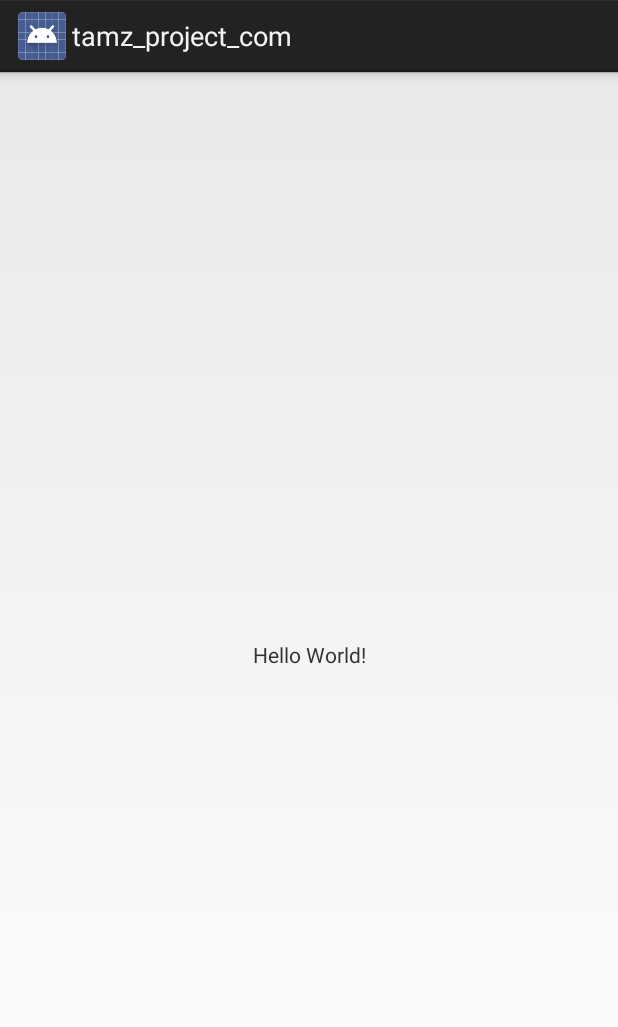
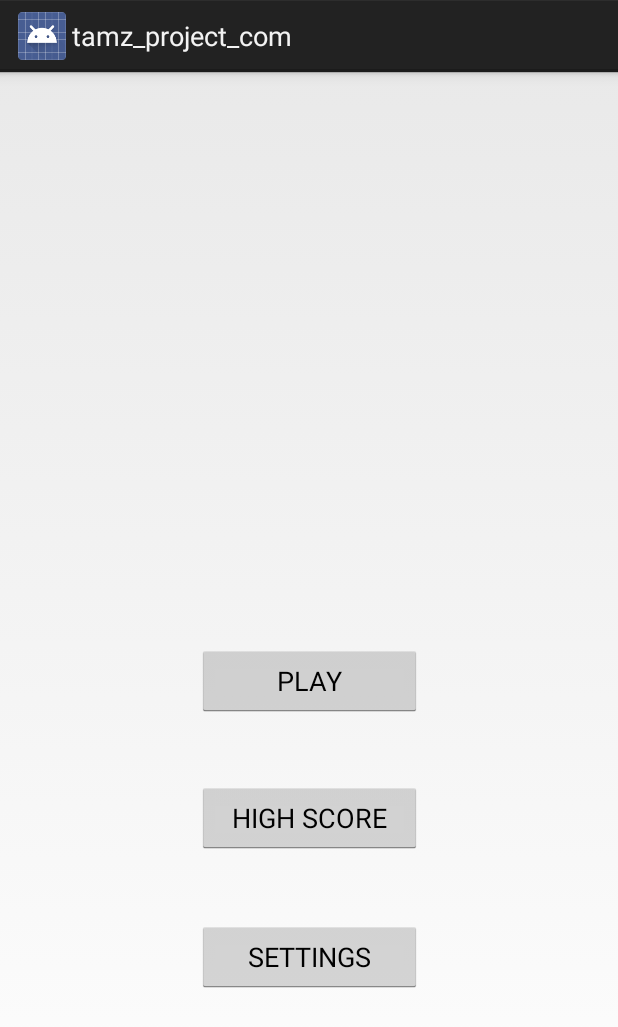
Before and after one commit to tomzv/tamz_project_com, an Android app: the screen it shows after launch (MainActivity), on a phone screen of 412 x 824 dp. Shown: the top 1027 px of the screen. Run offline under Robolectric (Android 15) with nearby library versions, the phone set to English and light mode, and no system bars.

Commit message:
Added several buttons and added functionality to the play button. Very rough estimate as to how the UI is going to look like.

```diff
--- a/app/src/main/AndroidManifest.xml
+++ b/app/src/main/AndroidManifest.xml
@@ -16,6 +16,7 @@
                 <category android:name="android.intent.category.LAUNCHER" />
             </intent-filter>
         </activity>
+        <activity android:name=".PlayActivity"></activity>
     </application>
 
 </manifest>
--- a/app/src/main/java/com/example/tomaszvolanek/tamz_project_com/MainActivity.java
+++ b/app/src/main/java/com/example/tomaszvolanek/tamz_project_com/MainActivity.java
@@ -1,13 +1,54 @@
 package com.example.tomaszvolanek.tamz_project_com;
 
 import android.app.Activity;
+import android.content.Intent;
+import android.content.pm.PackageInfo;
+import android.net.Uri;
 import android.os.Bundle;
+import android.view.MotionEvent;
+import android.view.View;
+import android.widget.Button;
+import android.widget.ImageView;
 
 public class MainActivity extends Activity {
+
+    private Button settingsButton;
+    private Button highScoreButton;
+    private Button playButton;
 
     @Override
     protected void onCreate(Bundle savedInstanceState) {
         super.onCreate(savedInstanceState);
         setContentView(R.layout.activity_main);
+
+        playButton = findViewById(R.id.button);
+        highScoreButton = findViewById(R.id.button2);
+        settingsButton = findViewById(R.id.button3);
+
+        playButton.setText("PLAY");
+
+        highScoreButton.setText("HIGH SCORE");
+
+        settingsButton.setText("SETTINGS");
+
+        playButton.setOnTouchListener(playTouchListener);
     }
+
+    Button.OnTouchListener playTouchListener = new Button.OnTouchListener() {
+        @Override
+        public boolean onTouch(View v, MotionEvent event) {
+            switch(event.getAction())
+            {
+                case MotionEvent.ACTION_DOWN:
+                {
+                    Intent intent = new Intent(getApplicationContext(), PlayActivity.class);
+                    startActivity(intent);
+                    break;
+                }
+
+            }
+            return false;
+        }
+    };
+
 }
--- /dev/null
+++ b/app/src/main/java/com/example/tomaszvolanek/tamz_project_com/PlayActivity.java
@@ -0,0 +1,13 @@
+package com.example.tomaszvolanek.tamz_project_com;
+
+import android.app.Activity;
+import android.os.Bundle;
+
+public class PlayActivity extends Activity {
+
+    @Override
+    protected void onCreate(Bundle savedInstanceState) {
+        super.onCreate(savedInstanceState);
+        setContentView(R.layout.activity_play);
+    }
+}
--- a/app/src/main/res/layout/activity_main.xml
+++ b/app/src/main/res/layout/activity_main.xml
@@ -6,13 +6,56 @@
     android:layout_height="match_parent"
     tools:context=".MainActivity">
 
-    <TextView
-        android:layout_width="wrap_content"
+    <Button
+        android:id="@+id/button"
+        android:layout_width="150dp"
         android:layout_height="wrap_content"
-        android:text="Hello World!"
+        android:layout_marginStart="8dp"
+        android:layout_marginLeft="8dp"
+        android:layout_marginTop="8dp"
+        android:layout_marginEnd="8dp"
+        android:layout_marginRight="8dp"
+        android:layout_marginBottom="8dp"
+        android:text="Button"
         app:layout_constraintBottom_toBottomOf="parent"
-        app:layout_constraintLeft_toLeftOf="parent"
-        app:layout_constraintRight_toRightOf="parent"
-        app:layout_constraintTop_toTopOf="parent" />
+        app:layout_constraintEnd_toEndOf="parent"
+        app:layout_constraintStart_toStartOf="parent"
+        app:layout_constraintTop_toTopOf="parent"
+        app:layout_constraintVertical_bias="0.525" />
 
+    <Button
+        android:id="@+id/button2"
+        android:layout_width="150dp"
+        android:layout_height="wrap_content"
+        android:layout_marginStart="8dp"
+        android:layout_marginLeft="8dp"
+        android:layout_marginTop="8dp"
+        android:layout_marginEnd="8dp"
+        android:layout_marginRight="8dp"
+        android:layout_marginBottom="8dp"
+        android:text="Button"
+        app:layout_constraintBottom_toBottomOf="parent"
+        app:layout_constraintEnd_toEndOf="parent"
+        app:layout_constraintStart_toStartOf="parent"
+        app:layout_constraintTop_toTopOf="parent"
+        app:layout_constraintVertical_bias="0.654" />
+
+    <Button
+        android:id="@+id/button3"
+        android:layout_width="150dp"
+        android:layout_height="wrap_content"
+        android:layout_marginStart="8dp"
+        android:layout_marginLeft="8dp"
+        android:layout_marginTop="8dp"
+        android:layout_marginEnd="8dp"
+        android:layout_marginRight="8dp"
+        android:layout_marginBottom="8dp"
+        android:text="Button"
+        app:layout_constraintBottom_toBottomOf="parent"
+        app:layout_constraintEnd_toEndOf="parent"
+        app:layout_constraintHorizontal_bias="0.501"
+        app:layout_constraintStart_toStartOf="parent"
+        app:layout_constraintTop_toTopOf="parent"
+        app:layout_constraintVertical_bias="0.784"
+        tools:layout_height="wrap_content" />
 </android.support.constraint.ConstraintLayout>
--- /dev/null
+++ b/app/src/main/res/layout/activity_play.xml
@@ -0,0 +1,9 @@
+<?xml version="1.0" encoding="utf-8"?>
+<android.support.constraint.ConstraintLayout xmlns:android="http://schemas.android.com/apk/res/android"
+    xmlns:app="http://schemas.android.com/apk/res-auto"
+    xmlns:tools="http://schemas.android.com/tools"
+    android:layout_width="match_parent"
+    android:layout_height="match_parent"
+    tools:context=".PlayActivity">
+
+</android.support.constraint.ConstraintLayout>
```
